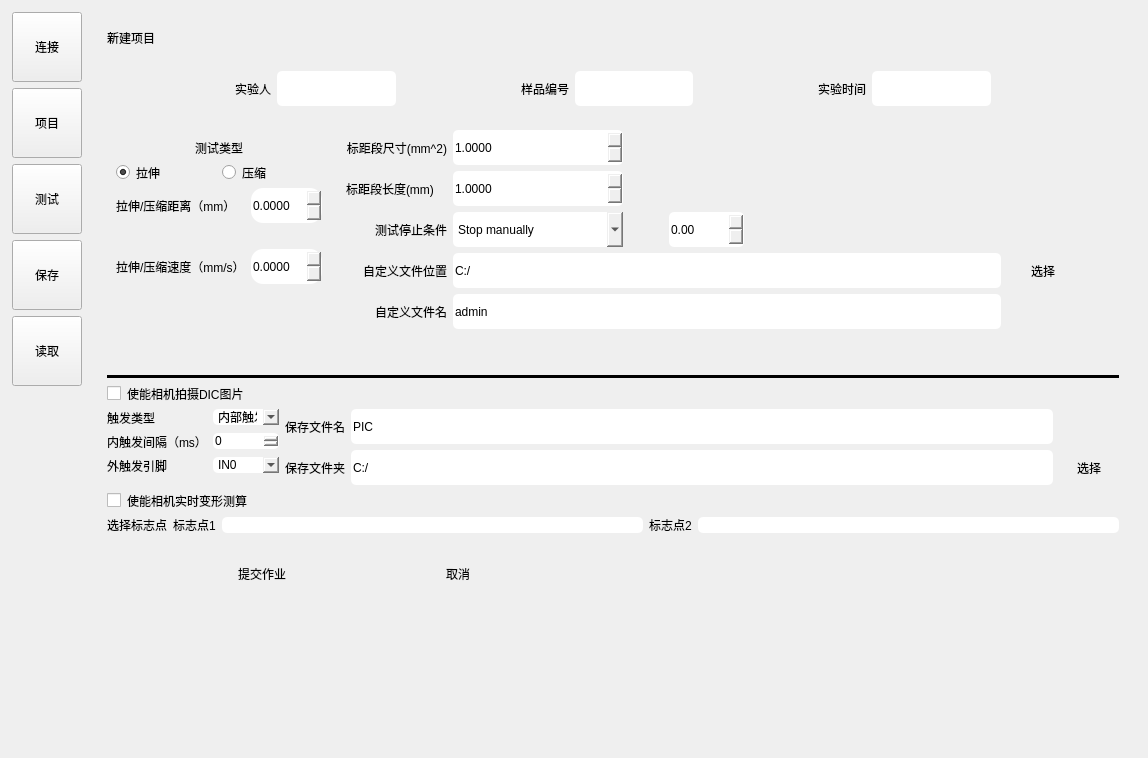
The window that MainUI/mainwidget.ui (Mr-tang0/MINIMTS) describes before a commit, drawn with Qt 5.
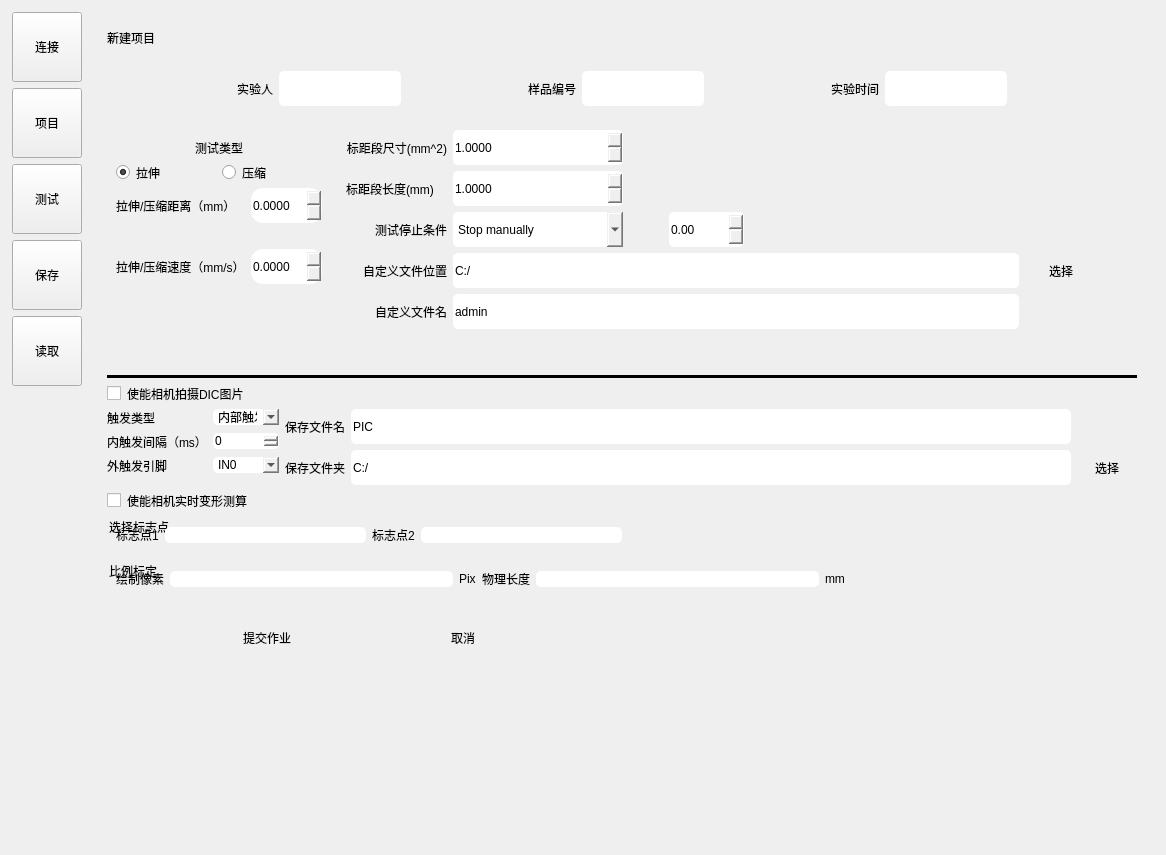
The same window after the commit. Custom widgets are drawn as their Qt base class.

```diff
--- a/MainUI/mainwidget.ui
+++ b/MainUI/mainwidget.ui
@@ -6,8 +6,8 @@
    <rect>
     <x>0</x>
     <y>0</y>
-    <width>1148</width>
-    <height>758</height>
+    <width>1166</width>
+    <height>855</height>
    </rect>
   </property>
   <property name="windowTitle">
@@ -287,7 +287,7 @@
           <string notr="true">
 border-radius:5px;</string>
          </property>
-         <layout class="QGridLayout" name="gridLayout_11">
+         <layout class="QGridLayout" name="gridLayout_15">
           <item row="0" column="0">
            <layout class="QVBoxLayout" name="verticalLayout_10">
             <item>
@@ -999,8 +999,6 @@
            </widget>
           </item>
           <item row="4" column="0" colspan="2">
-           <layout class="QGridLayout" name="gridLayout_8">
-            <item row="0" column="0">
              <layout class="QVBoxLayout" name="verticalLayout_3">
               <item>
                <widget class="QCheckBox" name="DICEnable">
@@ -1153,7 +1151,7 @@
               </item>
              </layout>
             </item>
-            <item row="1" column="0">
+          <item row="5" column="0" colspan="2">
              <layout class="QVBoxLayout" name="verticalLayout_4">
               <item>
                <widget class="QCheckBox" name="checkBox_2">
@@ -1163,14 +1161,13 @@
                </widget>
               </item>
               <item>
-               <layout class="QHBoxLayout" name="horizontalLayout_13">
-                <item>
-                 <widget class="QLabel" name="label_19">
-                  <property name="text">
+             <widget class="QGroupBox" name="groupBox">
+              <property name="title">
                    <string>选择标志点</string>
                   </property>
-                 </widget>
-                </item>
+              <layout class="QGridLayout" name="gridLayout_8">
+               <item row="0" column="0">
+                <layout class="QHBoxLayout" name="horizontalLayout_13">
                 <item>
                  <widget class="QPushButton" name="pushButton">
                   <property name="text">
@@ -1179,7 +1176,11 @@
                  </widget>
                 </item>
                 <item>
-                 <widget class="QLineEdit" name="lineEdit"/>
+                  <widget class="QLineEdit" name="pointA">
+                   <property name="enabled">
+                    <bool>false</bool>
+                   </property>
+                  </widget>
                 </item>
                 <item>
                  <widget class="QPushButton" name="pushButton_2">
@@ -1189,15 +1190,93 @@
                  </widget>
                 </item>
                 <item>
-                 <widget class="QLineEdit" name="lineEdit_2"/>
+                  <widget class="QLineEdit" name="pointB">
+                   <property name="enabled">
+                    <bool>false</bool>
+                   </property>
+                  </widget>
                 </item>
                </layout>
               </item>
-             </layout>
+               <item row="0" column="1">
+                <spacer name="horizontalSpacer_2">
+                 <property name="orientation">
+                  <enum>Qt::Horizontal</enum>
+                 </property>
+                 <property name="sizeHint" stdset="0">
+                  <size>
+                   <width>40</width>
+                   <height>20</height>
+                  </size>
+                 </property>
+                </spacer>
+               </item>
+              </layout>
+             </widget>
             </item>
-           </layout>
-          </item>
-          <item row="5" column="0" colspan="2">
+            <item>
+             <widget class="QGroupBox" name="groupBox_2">
+              <property name="title">
+               <string>比例标定</string>
+              </property>
+              <layout class="QGridLayout" name="gridLayout_11">
+               <item row="0" column="6">
+                <spacer name="horizontalSpacer_4">
+                 <property name="orientation">
+                  <enum>Qt::Horizontal</enum>
+                 </property>
+                 <property name="sizeHint" stdset="0">
+                  <size>
+                   <width>40</width>
+                   <height>20</height>
+                  </size>
+                 </property>
+                </spacer>
+               </item>
+               <item row="0" column="3">
+                <widget class="QLabel" name="label_19">
+                 <property name="text">
+                  <string>物理长度</string>
+                 </property>
+                </widget>
+               </item>
+               <item row="0" column="5">
+                <widget class="QLabel" name="label_21">
+                 <property name="text">
+                  <string>mm</string>
+                 </property>
+                </widget>
+               </item>
+               <item row="0" column="2">
+                <widget class="QLabel" name="label_20">
+                 <property name="text">
+                  <string>Pix</string>
+                 </property>
+                </widget>
+               </item>
+               <item row="0" column="0">
+                <widget class="QPushButton" name="drawPix">
+                 <property name="text">
+                  <string>绘制像素</string>
+                 </property>
+                </widget>
+               </item>
+               <item row="0" column="1">
+                <widget class="QLineEdit" name="pix"/>
+               </item>
+               <item row="0" column="4">
+                <widget class="QLineEdit" name="trueLength">
+                 <property name="enabled">
+                  <bool>true</bool>
+                 </property>
+                </widget>
+               </item>
+              </layout>
+             </widget>
+            </item>
+           </layout>
+          </item>
+          <item row="6" column="0" colspan="2">
            <layout class="QHBoxLayout" name="horizontalLayout_18">
             <item>
              <widget class="QWidget" name="widget_8" native="true">
@@ -1312,7 +1391,7 @@
             </item>
            </layout>
           </item>
-          <item row="6" column="1">
+          <item row="7" column="1">
            <spacer name="verticalSpacer_6">
             <property name="orientation">
              <enum>Qt::Vertical</enum>
@@ -1661,7 +1740,7 @@
      </widget>
     </widget>
    </item>
-   <item row="1" column="0" colspan="2">
+   <item row="1" column="0">
     <widget class="QLabel" name="state">
      <property name="text">
       <string/>
```
Left out of the diff: 51 changed lines with no effect on the pictures. Lines whose indentation alone changed are shown as unchanged.
